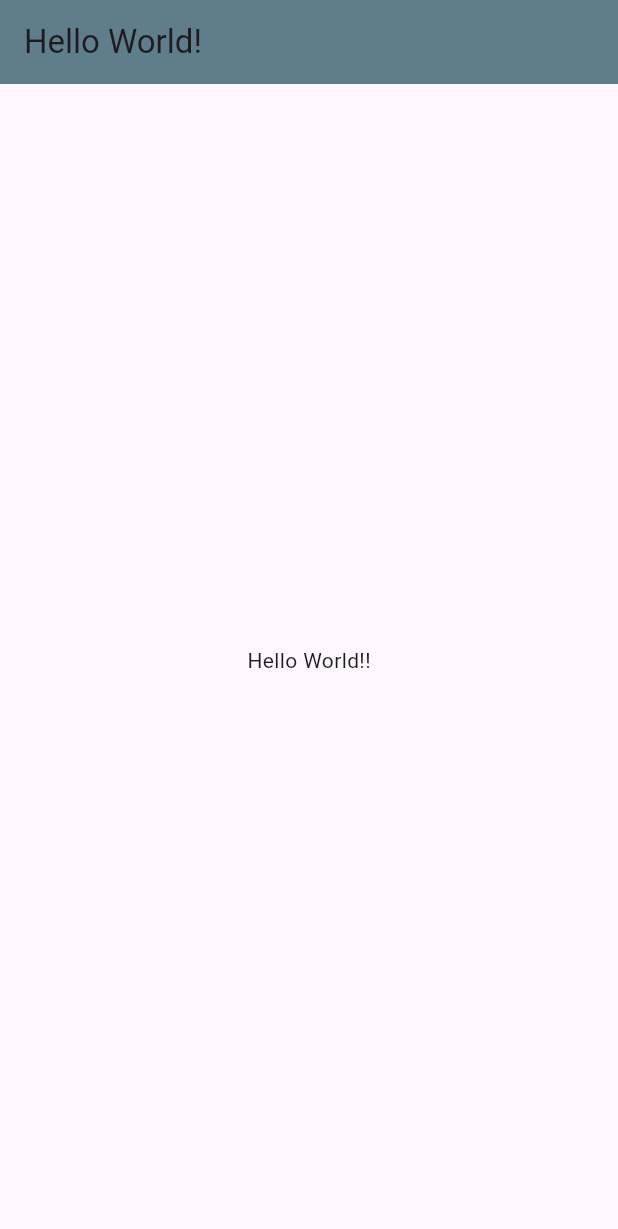
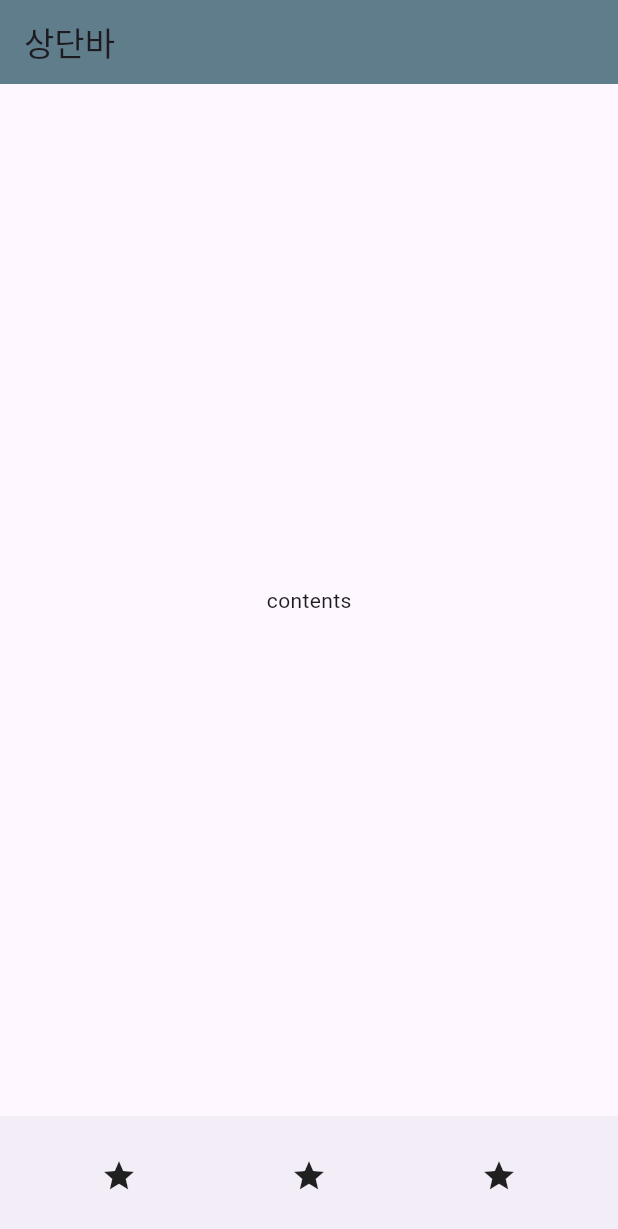
Before and after one commit to mogrow24/flutter_mogrow2024, a Flutter app: the screen it shows after launch, on a phone screen of 412 x 824 dp. Shown: the top 1229 px of the screen. Run offline on Flutter 3.47's test engine with Material 3 defaults, Android fonts, the light colour scheme and no system bars; our stand-ins replace flutter_svg.

Commit message:
Basic settings

```diff
--- a/lib/main.dart
+++ b/lib/main.dart
@@ -1,10 +1,12 @@
 import 'package:flutter/material.dart';
+import 'package:flutter_svg/svg.dart';
 
 void main() {
-  runApp(MyApp());
+  runApp(const MyApp());
 }
 
 class MyApp extends StatelessWidget {
+  const MyApp({super.key});
 
   @override
   Widget build(BuildContext context) {
@@ -12,10 +14,29 @@ class MyApp extends StatelessWidget {
       home: Scaffold( // 화면 구성 및 구조에 관한 것 (appBar or body)
         appBar: AppBar(
           backgroundColor: Colors.blueGrey,
-          title: Text('Hello World!'),
+          title: Text('상단바'),
         ),
         body: Center(
-          child: Text('Hello World!!'),
+          child: Text('contents'),
+        ),
+        bottomNavigationBar: BottomAppBar(
+          child: Row(
+            mainAxisAlignment: MainAxisAlignment.spaceAround,
+            children: const [
+              // IconButton(
+              //     onPressed: () {
+              //
+              //     },
+              //     icon: SvgPicture.asset(
+              //       'assets/icons/home.svg',
+              //     ),
+              //     iconSize: 160,
+              // ),
+              Icon(Icons.star),
+              Icon(Icons.star),
+              Icon(Icons.star)
+            ],
+          ),
         ),
       ),
     );
```
Also changed, not shown: pubspec.yaml (+4 -3 lines), assets/icons/achieve.svg (added), assets/icons/home.svg (added), assets/icons/home_fill.svg (added), assets/icons/record.svg (added), assets/icons/record_fill.svg (added), pubspec.lock, 59 other files.
